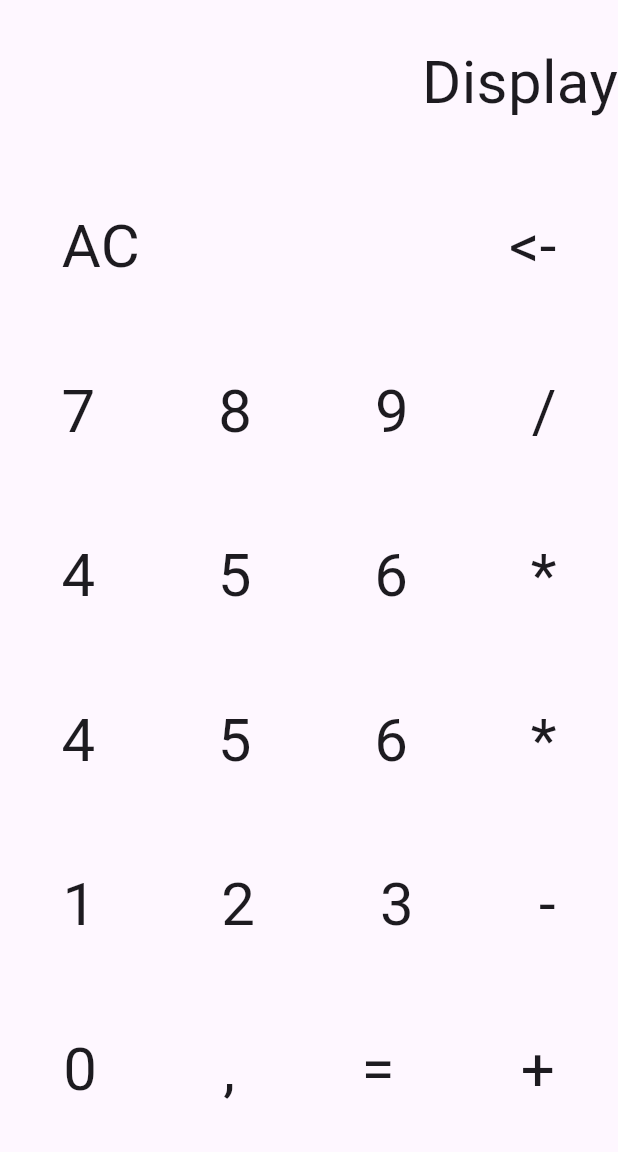
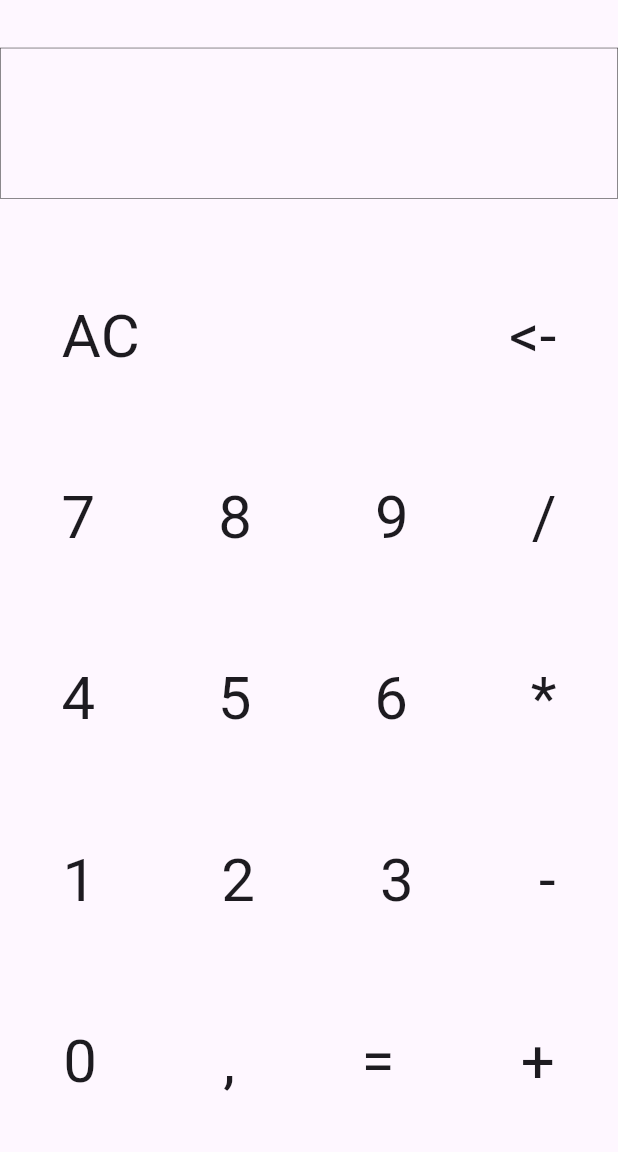
Before and after one commit to diogofragoso/calculadora_flutter, a Flutter app: the screen it shows after launch, on a phone screen of 412 x 824 dp, the part 84-1236 px from its top. Run offline on Flutter 3.47's test engine with Material 3 defaults, Android fonts, the phone set to English and light mode, and no system bars.

```diff
--- a/calculadora/lib/main.dart
+++ b/calculadora/lib/main.dart
@@ -16,7 +16,25 @@ class MyApp extends StatefulWidget {
   State<MyApp> createState() => _MyAppState();
 }
 
+
+
 class _MyAppState extends State<MyApp> {
+
+  String numero = '';
+
+  void calcular(String tecla){
+
+
+     setState((){
+      numero +=tecla;
+
+     });
+
+
+
+
+  }
+
   @override
   Widget build(BuildContext context) {
     return MaterialApp(
@@ -30,23 +48,47 @@ class _MyAppState extends State<MyApp> {
           mainAxisAlignment: MainAxisAlignment.spaceAround,
 
           children: [
-          Row(
-            mainAxisAlignment: MainAxisAlignment.end,
+          Container(
+             decoration: BoxDecoration(
+                border: Border.all(color: Colors.black, width: 0.3),
+              ),
+            child: Row(
 
-            children: [
-            Text('Display', style: TextStyle(fontSize: 40,), ),
+              mainAxisAlignment: MainAxisAlignment.end,
 
-          ],
+              children: [
+              SizedBox(
+                height: 100,
+                child: Row(
+
+                  children: [
+                    Container(
+
+
+                      child: Text(numero, style: TextStyle(fontSize: 40,), )),
+                  ],
+                ),
+              ),
+
+            ],
+            ),
           ),
 
           Row(
             mainAxisAlignment: MainAxisAlignment.spaceAround,
+            children: [
+            GestureDetector(
+              onTap: () {
+                  setState(() {
+                numero = '0';
+                  });
+              },
+              child: Text('AC', style: TextStyle(fontSize: 40,),)),
 
-            children: [
-
-            Text('AC', style: TextStyle(fontSize: 40,),),
             Text('', style: TextStyle(fontSize: 40,),),
             Text('', style: TextStyle(fontSize: 40,),),
+
+
             Text('<-', style: TextStyle(fontSize: 40,),),
 
           ],),
@@ -56,10 +98,26 @@ class _MyAppState extends State<MyApp> {
 
             children: [
 
-            Text('7', style: TextStyle(fontSize: 40,),),
-            Text('8', style: TextStyle(fontSize: 40,),),
-            Text('9', style: TextStyle(fontSize: 40,),),
-            Text('/', style: TextStyle(fontSize: 40,),),
+            GestureDetector(
+              onTap:(){
+                print('7 Pressionado');
+                calcular('7');
+                },
+              child: Text('7', style: TextStyle(fontSize: 40,),)
+
+              ),
+
+            GestureDetector(
+              onTap: () => calcular('8'),
+              child: Text('8', style: TextStyle(fontSize: 40,),)),
+
+            GestureDetector(
+              onTap: () => calcular('9'),
+              child: Text('9', style: TextStyle(fontSize: 40,),)),
+
+            GestureDetector(
+              onTap: () => calcular('/'),
+              child: Text('/', style: TextStyle(fontSize: 40,),)),
 
           ],),
 
@@ -68,10 +126,21 @@ class _MyAppState extends State<MyApp> {
 
             children: [
 
-            Text('4', style: TextStyle(fontSize: 40,),),
-            Text('5', style: TextStyle(fontSize: 40,),),
-            Text('6', style: TextStyle(fontSize: 40,),),
-            Text('*', style: TextStyle(fontSize: 40,),),
+            GestureDetector(
+              onTap: () => calcular('4'),
+              child: Text('4', style: TextStyle(fontSize: 40,),)),
+
+             GestureDetector(
+              onTap: () => calcular('5'),
+              child: Text('5', style: TextStyle(fontSize: 40,),)),
+
+            GestureDetector(
+              onTap: () => calcular('6'),
+              child: Text('6', style: TextStyle(fontSize: 40,),)),
+
+            GestureDetector(
+              onTap: () => calcular('*'),
+              child: Text('*', style: TextStyle(fontSize: 40,),)),
 
           ],),
 
@@ -80,32 +149,44 @@ class _MyAppState extends State<MyApp> {
 
             children: [
 
-            Text('4', style: TextStyle(fontSize: 40,),),
-            Text('5', style: TextStyle(fontSize: 40,),),
-            Text('6', style: TextStyle(fontSize: 40,),),
-            Text('*', style: TextStyle(fontSize: 40,),),
+            GestureDetector(
+              onTap: () => calcular('1'),
+              child: Text('1', style: TextStyle(fontSize: 40,),)),
+
+            GestureDetector(
+              onTap: () => calcular('2'),
+              child: Text('2', style: TextStyle(fontSize: 40,),)),
+
+            GestureDetector(
+              onTap: () => calcular('3'),
+              child: Text('3', style: TextStyle(fontSize: 40,),)),
+
+            GestureDetector(
+              onTap: () => calcular('-'),
+              child: Text('-', style: TextStyle(fontSize: 40,),)),
 
           ],),
-            Row(
-            mainAxisAlignment: MainAxisAlignment.spaceAround,
 
-            children: [
-
-            Text('1', style: TextStyle(fontSize: 40,),),
-            Text('2', style: TextStyle(fontSize: 40,),),
-            Text('3', style: TextStyle(fontSize: 40,),),
-            Text('-', style: TextStyle(fontSize: 40,),),
-
-          ],),
           Row(
             mainAxisAlignment: MainAxisAlignment.spaceAround,
 
             children: [
 
-            Text('0', style: TextStyle(fontSize: 40,),),
-            Text(',', style: TextStyle(fontSize: 40,),),
-            Text('=', style: TextStyle(fontSize: 40,),),
-            Text('+', style: TextStyle(fontSize: 40,),),
+            GestureDetector(
+              onTap: () => calcular('0'),
+              child: Text('0', style: TextStyle(fontSize: 40,),)),
+
+            GestureDetector(
+              onTap: () => calcular(','),
+              child: Text(',', style: TextStyle(fontSize: 40,),)),
+
+            GestureDetector(
+              onTap: () => calcular('='),
+              child: Text('=', style: TextStyle(fontSize: 40,),)),
+
+            GestureDetector(
+              onTap: () => calcular('+'),
+              child: Text('+', style: TextStyle(fontSize: 40,),)),
 
           ],),
 
```
